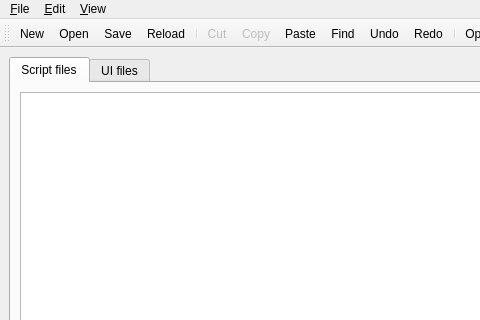
First picture: the form in ScriptCommunicator/ScriptEditor/mainwindow.ui, repository szieke/ScriptCommunicator_serial-terminal, before the edit; both pictures show x 0 to 480 and y 0 to 320 of the 930 by 749 pixel window.
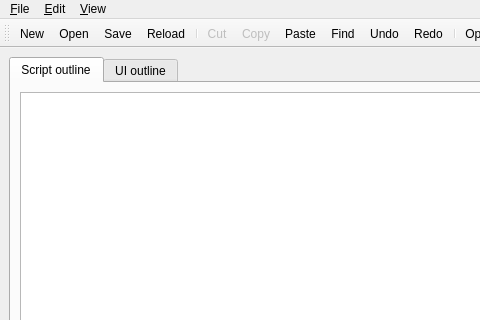
Second picture: the form after the edit. Icons and pictures are not drawn.

The edit to the form file:
```diff
--- a/ScriptCommunicator/ScriptEditor/mainwindow.ui
+++ b/ScriptCommunicator/ScriptEditor/mainwindow.ui
@@ -26,7 +26,7 @@
        </property>
        <widget class="QWidget" name="tab">
         <attribute name="title">
-         <string>Script files</string>
+         <string>Script outline</string>
         </attribute>
         <layout class="QGridLayout" name="gridLayout">
          <item row="0" column="0">
@@ -45,7 +45,7 @@
        </widget>
        <widget class="QWidget" name="UI">
         <attribute name="title">
-         <string>UI files</string>
+         <string>UI outline</string>
         </attribute>
         <layout class="QVBoxLayout" name="verticalLayout_2">
          <item>
```
